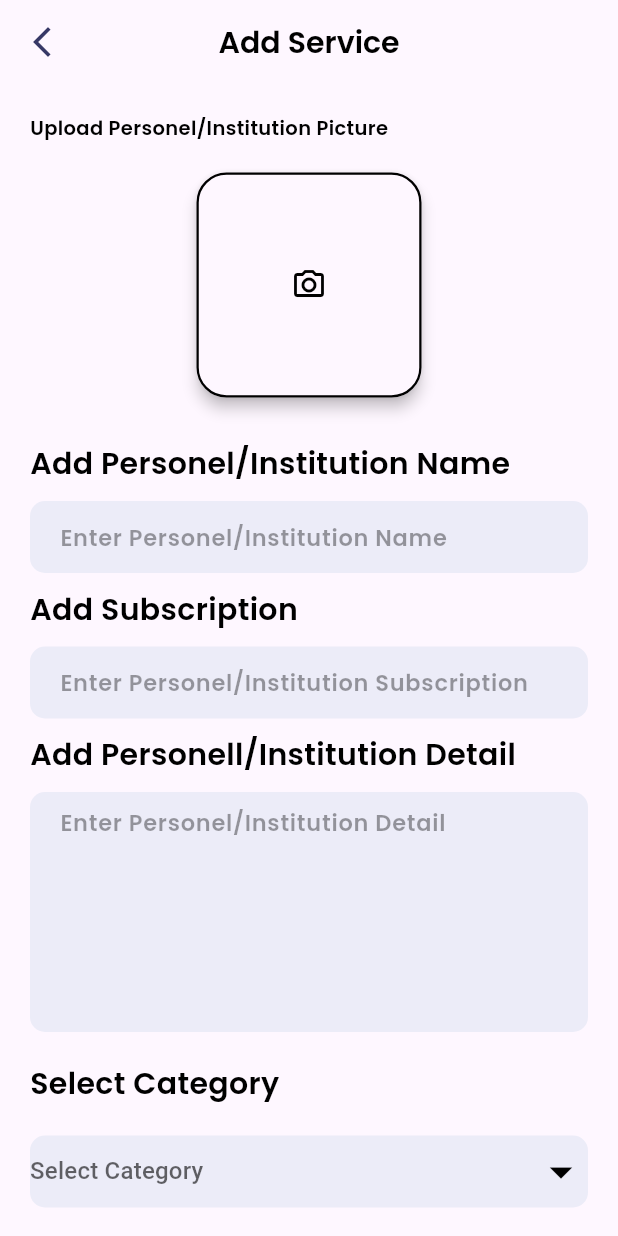
After one commit to Clutch-254/TiziappP2, a Flutter app: the screen it shows after launch, after a tap on "Add Service Provider Profile", on a phone screen of 412 x 824 dp. The commit adds this screen. Run offline on Flutter 3.47's test engine with Material 3 defaults, Android fonts, the light colour scheme and no system bars; our stand-ins replace cloud_firestore, curved_navigation_bar, firebase_auth, firebase_core; accounts and stored records are empty.

Commit message:
Added a product and service provider pages

```diff
--- a/lib/main.dart
+++ b/lib/main.dart
@@ -1,11 +1,12 @@
 import 'package:firebase_core/firebase_core.dart';
 import 'package:flutter/foundation.dart';
 import 'package:flutter/material.dart';
-import 'package:tiziappp2/presentation/pages/onboard.dart';
-import 'package:tiziappp2/presentation/pages/signup_page.dart';
+import 'package:tiziappp2/presentation/pages/admin_homepage.dart';
+import 'package:tiziappp2/technicals/bottomnav.dart';
 
 void main() async {
   WidgetsFlutterBinding.ensureInitialized();
+
   if (kIsWeb) {
     await Firebase.initializeApp(
         options: const FirebaseOptions(
@@ -47,7 +48,7 @@ class MyApp extends StatelessWidget {
           colorScheme: ColorScheme.fromSeed(seedColor: Colors.deepPurple),
           useMaterial3: true,
         ),
-        home: const SignupPage());
+        home: const AdminHomepage());
   }
 }
 
--- /dev/null
+++ b/lib/presentation/pages/admin_homepage.dart
@@ -0,0 +1,134 @@
+import 'package:flutter/material.dart';
+import 'package:tiziappp2/presentation/pages/add_item.dart';
+import 'package:tiziappp2/presentation/pages/subsciption.dart';
+import 'package:tiziappp2/technicals/widgets/supportwidget.dart';
+
+class AdminHomepage extends StatefulWidget {
+  const AdminHomepage({super.key});
+
+  @override
+  State<AdminHomepage> createState() => _AdminHomepageState();
+}
+
+class _AdminHomepageState extends State<AdminHomepage> {
+  @override
+  Widget build(BuildContext context) {
+    return Scaffold(
+      body: Container(
+        margin: EdgeInsets.only(
+          top: 50.0,
+          left: 20.0,
+          right: 20.0,
+        ),
+        child: Column(
+          children: [
+            Center(
+              child: Text(
+                "Service Provider",
+                style: AppWidget.HeadlineTextFieledStyle(),
+              ),
+            ),
+            SizedBox(
+              height: 50.0,
+            ),
+            GestureDetector(
+              onTap: () {
+                Navigator.push(
+                  context,
+                  MaterialPageRoute(
+                    builder: (context) => AddItem(),
+                  ),
+                );
+              },
+              child: Material(
+                elevation: 10.0,
+                borderRadius: BorderRadius.circular(10.0),
+                child: Center(
+                  child: Container(
+                    padding: EdgeInsets.all(4),
+                    decoration: BoxDecoration(
+                        color: Colors.black,
+                        borderRadius: BorderRadius.circular(10)),
+                    child: Row(
+                      children: [
+                        Padding(
+                          padding: EdgeInsets.all(6.0),
+                          child: Image.asset(
+                            "Images/logo.png",
+                            height: 100,
+                            width: 100,
+                            fit: BoxFit.cover,
+                          ),
+                        ),
+                        SizedBox(
+                          width: 30,
+                        ),
+                        Text(
+                          "Add item",
+                          style: TextStyle(
+                            color: Colors.white,
+                            fontSize: 20.0,
+                            fontWeight: FontWeight.bold,
+                          ),
+                        ),
+                      ],
+                    ),
+                  ),
+                ),
+              ),
+            ),
+            SizedBox(
+              height: 50.0,
+            ),
+            GestureDetector(
+              onTap: () {
+                Navigator.push(
+                  context,
+                  MaterialPageRoute(
+                    builder: (context) => Subsciption(),
+                  ),
+                );
+              },
+              child: Material(
+                elevation: 10.0,
+                borderRadius: BorderRadius.circular(10.0),
+                child: Center(
+                  child: Container(
+                    padding: EdgeInsets.all(4),
+                    decoration: BoxDecoration(
+                        color: Colors.black,
+                        borderRadius: BorderRadius.circular(10)),
+                    child: Row(
+                      children: [
+                        Padding(
+                          padding: EdgeInsets.all(6.0),
+                          child: Image.asset(
+                            "Images/logo.png",
+                            height: 100,
+                            width: 100,
+                            fit: BoxFit.cover,
+                          ),
+                        ),
+                        SizedBox(
+                          width: 30,
+                        ),
+                        Text(
+                          "Add Service Provider Profile",
+                          style: TextStyle(
+                            color: Colors.white,
+                            fontSize: 20.0,
+                            fontWeight: FontWeight.bold,
+                          ),
+                        ),
+                      ],
+                    ),
+                  ),
+                ),
+              ),
+            ),
+          ],
+        ),
+      ),
+    );
+  }
+}
--- /dev/null
+++ b/lib/presentation/pages/subsciption.dart
@@ -0,0 +1,231 @@
+import 'package:flutter/material.dart';
+
+import '../../technicals/widgets/supportwidget.dart';
+
+class Subsciption extends StatefulWidget {
+  const Subsciption({super.key});
+
+  @override
+  State<Subsciption> createState() => _SubsciptionState();
+}
+
+class _SubsciptionState extends State<Subsciption> {
+  final List<String> items = ['Trainer', 'Nutritionist', 'Fitness Center'];
+  String? value;
+  TextEditingController nameScontroller = new TextEditingController();
+  TextEditingController priceScontroller = new TextEditingController();
+  TextEditingController detailScontroller = new TextEditingController();
+  @override
+  Widget build(BuildContext context) {
+    return Scaffold(
+      appBar: AppBar(
+        leading: GestureDetector(
+          onTap: () {
+            Navigator.pop(context);
+          },
+          child: Icon(
+            Icons.arrow_back_ios_new_outlined,
+            color: Color(0xFF373866),
+          ),
+        ),
+        centerTitle: true,
+        title: Text(
+          "Add Service",
+          style: AppWidget.boldTextFieledStyle(),
+        ),
+      ),
+      body: SingleChildScrollView(
+        child: Container(
+          margin:
+              EdgeInsets.only(left: 20.0, right: 20.0, top: 20.0, bottom: 50.0),
+          child: Column(
+            crossAxisAlignment: CrossAxisAlignment.start,
+            children: [
+              Text(
+                "Upload Personel/Institution Picture",
+                style: AppWidget.smallBoldTextFieledStyle(),
+              ),
+              SizedBox(
+                height: 20.0,
+              ),
+              Center(
+                child: Material(
+                  elevation: 4.0,
+                  borderRadius: BorderRadius.circular(20.0),
+                  child: Container(
+                    width: 150,
+                    height: 150,
+                    decoration: BoxDecoration(
+                      border: Border.all(color: Colors.black, width: 1.5),
+                      borderRadius: BorderRadius.circular(20),
+                    ),
+                    child: Icon(
+                      Icons.camera_alt_outlined,
+                      color: Colors.black,
+                    ),
+                  ),
+                ),
+              ),
+              SizedBox(
+                height: 30.0,
+              ),
+              Text(
+                "Add Personel/Institution Name",
+                style: AppWidget.boldTextFieledStyle(),
+              ),
+              SizedBox(
+                height: 10.0,
+              ),
+              Container(
+                padding: EdgeInsets.symmetric(
+                  horizontal: 20.0,
+                ),
+                width: MediaQuery.of(context).size.width,
+                decoration: BoxDecoration(
+                  color: Color(0xFFececf8),
+                  borderRadius: BorderRadius.circular(10),
+                ),
+                child: TextField(
+                  controller: nameScontroller,
+                  decoration: InputDecoration(
+                    border: InputBorder.none,
+                    hintText: "Enter Personel/Institution Name",
+                    hintStyle: AppWidget.LightTextFieledStyle(),
+                  ),
+                ),
+              ),
+              SizedBox(
+                height: 10.0,
+              ),
+              Text(
+                "Add Subscription",
+                style: AppWidget.boldTextFieledStyle(),
+              ),
+              SizedBox(
+                height: 10.0,
+              ),
+              Container(
+                padding: EdgeInsets.symmetric(
+                  horizontal: 20.0,
+                ),
+                width: MediaQuery.of(context).size.width,
+                decoration: BoxDecoration(
+                  color: Color(0xFFececf8),
+                  borderRadius: BorderRadius.circular(10),
+                ),
+                child: TextField(
+                  controller: priceScontroller,
+                  decoration: InputDecoration(
+                    border: InputBorder.none,
+                    hintText: "Enter Personel/Institution Subscription",
+                    hintStyle: AppWidget.LightTextFieledStyle(),
+                  ),
+                ),
+              ),
+              SizedBox(
+                height: 10.0,
+              ),
+              Text(
+                "Add Personell/Institution Detail",
+                style: AppWidget.boldTextFieledStyle(),
+              ),
+              SizedBox(
+                height: 10.0,
+              ),
+              Container(
+                padding: EdgeInsets.symmetric(
+                  horizontal: 20.0,
+                ),
+                width: MediaQuery.of(context).size.width,
+                decoration: BoxDecoration(
+                  color: Color(0xFFececf8),
+                  borderRadius: BorderRadius.circular(10),
+                ),
+                child: TextField(
+                  maxLines: 6,
+                  controller: detailScontroller,
+                  decoration: InputDecoration(
+                    border: InputBorder.none,
+                    hintText: "Enter Personel/Institution Detail",
+                    hintStyle: AppWidget.LightTextFieledStyle(),
+                  ),
+                ),
+              ),
+              SizedBox(
+                height: 20.0,
+              ),
+              Text(
+                "Select Category",
+                style: AppWidget.boldTextFieledStyle(),
+              ),
+              SizedBox(
+                height: 20.0,
+              ),
+              Container(
+                width: MediaQuery.of(context).size.width,
+                decoration: BoxDecoration(
+                  color: Color(0xFFececf8),
+                  borderRadius: BorderRadius.circular(10.0),
+                ),
+                child: DropdownButtonHideUnderline(
+                  child: DropdownButton<String>(
+                    items: items
+                        .map(
+                          (item) => DropdownMenuItem<String>(
+                            value: item,
+                            child: Text(
+                              item,
+                              style:
+                                  TextStyle(fontSize: 18, color: Colors.black),
+                            ),
+                          ),
+                        )
+                        .toList(),
+                    onChanged: ((value) => setState(() {
+                          this.value = value;
+                        })),
+                    dropdownColor: Colors.white,
+                    hint: Text("Select Category"),
+                    iconSize: 36,
+                    icon: Icon(
+                      Icons.arrow_drop_down,
+                      color: Colors.black,
+                    ),
+                    value: value,
+                  ),
+                ),
+              ),
+              SizedBox(
+                height: 30.0,
+              ),
+              Center(
+                child: Material(
+                  elevation: 5.0,
+                  borderRadius: BorderRadius.circular(10),
+                  child: Container(
+                    padding: EdgeInsets.symmetric(vertical: 5.0),
+                    width: 150,
+                    decoration: BoxDecoration(
+                      color: Colors.black,
+                      borderRadius: BorderRadius.circular(10),
+                    ),
+                    child: Center(
+                      child: Text(
+                        "Add",
+                        style: TextStyle(
+                          color: Colors.white,
+                          fontSize: 21.0,
+                          fontWeight: FontWeight.bold,
+                        ),
+                      ),
+                    ),
+                  ),
+                ),
+              ),
+            ],
+          ),
+        ),
+      ),
+    );
+  }
+}
--- a/pubspec.yaml
+++ b/pubspec.yaml
@@ -34,6 +34,10 @@ dependencies:
   firebase_auth: ^5.3.3
   cloud_firestore: ^5.5.0
   firebase_core: ^3.8.0
+  image_picker: ^1.1.2
+  firebase_storage: ^12.3.7
+  flutter_stripe: ^11.3.0
+  http: ^1.2.2
 
 
   # The following adds the Cupertino Icons font to your application.
@@ -92,3 +96,4 @@ flutter:
   #
   # For details regarding fonts from package dependencies,
   # see https://flutter.dev/to/font-from-package
+  #  await userGetProfile();
```
Also changed, not shown: lib/presentation/pages/add_item.dart (added, +235 -0 lines), lib/presentation/pages/forgotpassword.dart (added, +16 -0 lines), lib/presentation/pages/login_page.dart (+41 -1 lines), lib/presentation/pages/signup_page.dart (+43 -5 lines), lib/presentation/pages/wallet.dart (deleted, +0 -15 lines), lib/technicals/bottomnav.dart (+5 -4 lines), Images/wallet.png (added), pubspec.lock, 7 other files.
